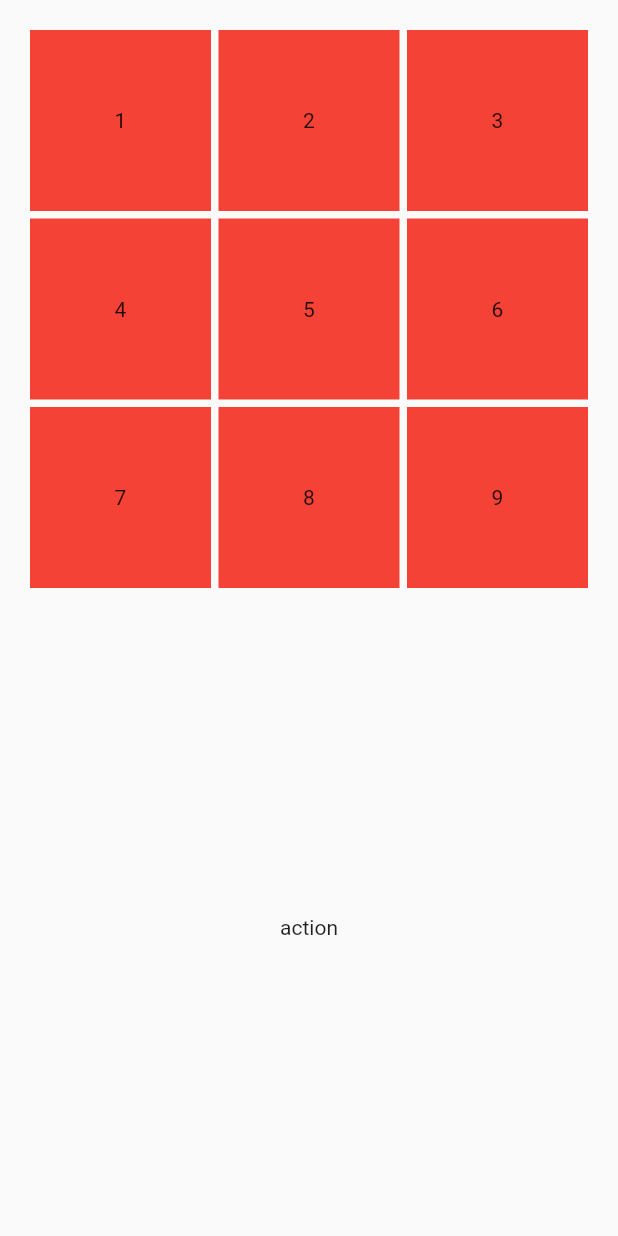
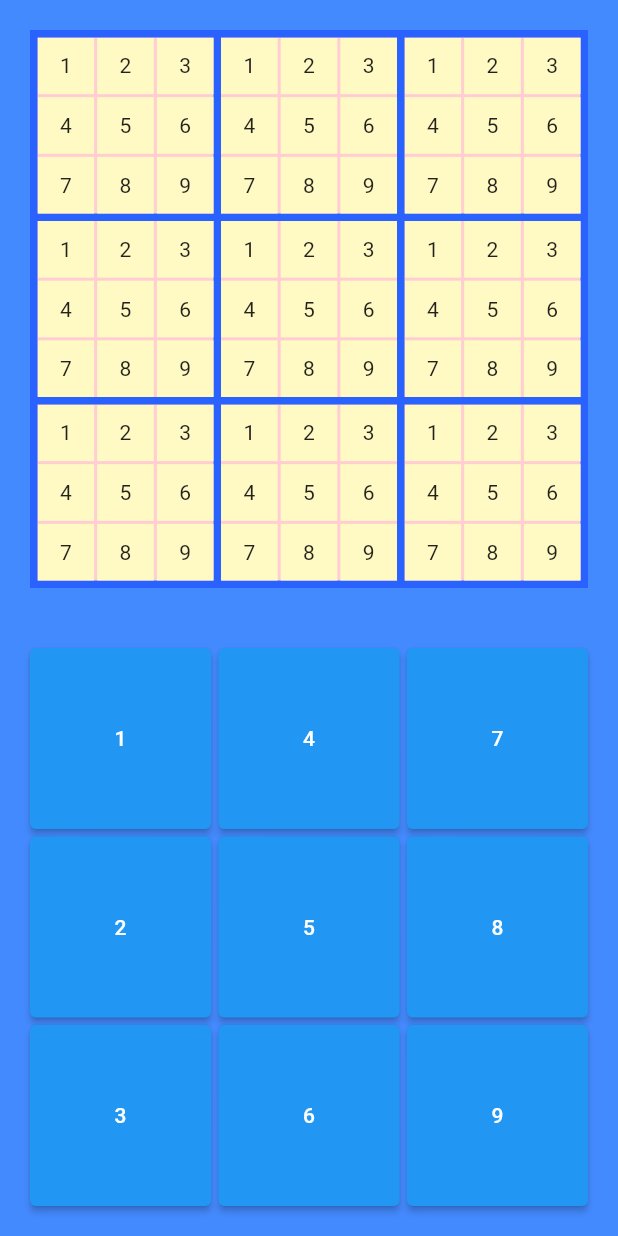
Before and after one commit to KasunHasanga/FlutterSudoku, a Flutter app: the screen it shows after launch, on a phone screen of 412 x 824 dp. Run offline on Flutter 3.47's test engine with Material 2 defaults, Android fonts, the phone set to English and light mode, and no system bars.

Commit message:
make bacis layout

```diff
--- a/lib/views/sudoku_home_page.dart
+++ b/lib/views/sudoku_home_page.dart
@@ -1,4 +1,5 @@
 import 'package:flutter/material.dart';
+import 'package:flutter/widgets.dart';
 
 class SudokuHomePage extends StatefulWidget {
   const SudokuHomePage({Key? key}) : super(key: key);
@@ -14,15 +15,17 @@ class _SudokuHomePageState extends State<SudokuHomePage> {
       body: SafeArea(
           child: Container(
         alignment: Alignment.center,
+        color: Colors.blueAccent,
         child: Column(
           children: [
             Container(
-              // color: Colors.red,
-              padding: EdgeInsets.all(20),
+              color: Colors.blueAccent.shade700,
+              margin: EdgeInsets.all(20),
+              padding: EdgeInsets.all(5),
               width: double.maxFinite,
               alignment: Alignment.center,
               child: GridView.builder(
-                controller: ScrollController(),
+                  controller: ScrollController(),
                   shrinkWrap: true,
                   itemCount: 9,
                   gridDelegate: SliverGridDelegateWithFixedCrossAxisCount(
@@ -30,19 +33,72 @@ class _SudokuHomePageState extends State<SudokuHomePage> {
                       childAspectRatio: 1,
                       crossAxisSpacing: 5,
                       mainAxisSpacing: 5),
-                  itemBuilder: (buildContext,index){
+                  itemBuilder: (buildContext, index) {
                     return Container(
-                      color: Colors.red,
+                      color: Colors.red.shade100,
                       alignment: Alignment.center,
-                      child: Text("${index + 1}",),
+                      child: GridView.builder(
+                          controller: ScrollController(),
+                          shrinkWrap: true,
+                          itemCount: 9,
+                          gridDelegate:
+                              SliverGridDelegateWithFixedCrossAxisCount(
+                                  crossAxisCount: 3,
+                                  childAspectRatio: 1,
+                                  crossAxisSpacing: 2,
+                                  mainAxisSpacing: 2),
+                          itemBuilder: (buildContext, index) {
+                            return Container(
+                              color: Colors.yellow.shade100,
+                              alignment: Alignment.center,
+                              child: Text(
+                                "${index + 1}",
+                              ),
+                            );
+                          }),
                     );
                   }),
             ),
             Expanded(
                 child: Container(
+              padding: EdgeInsets.all(20),
               alignment: Alignment.center,
+              child: Row(
+                crossAxisAlignment: CrossAxisAlignment.stretch,
+                mainAxisAlignment: MainAxisAlignment.spaceAround,
+                children: [
+                  Container(
 
-              child: Text("action"),
+                    child: GridView.builder(
+                        physics: ScrollPhysics(),
+                        scrollDirection: Axis.horizontal,
+                        shrinkWrap: true,
+                        itemCount: 9,
+                        gridDelegate: SliverGridDelegateWithFixedCrossAxisCount(
+                            crossAxisCount: 3,
+                            childAspectRatio: 1,
+                            crossAxisSpacing: 5,
+                            mainAxisSpacing: 5),
+                        itemBuilder: (buildContext, index) {
+                          return ElevatedButton(
+                            onPressed: () {},
+                            child: Text(
+                              "${index + 1}",
+                            ),
+                          );
+                        }),
+                  ),
+                  Expanded(
+                    child: Container(
+                      margin: EdgeInsets.only(left: 10),
+                      child: ElevatedButton(
+                        onPressed: () {},
+                        child: Text("Clear"),
+                      ),
+                    ),
+                  )
+                ],
+              ),
             ))
           ],
         ),
```
